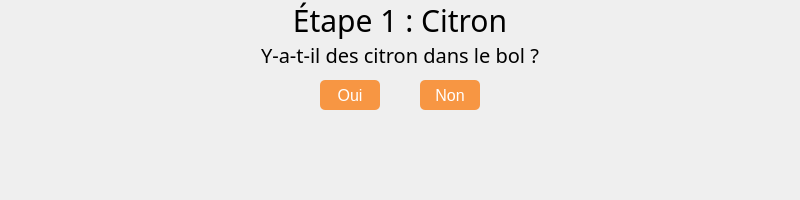
Nico-GYW/cocktail_machine, file RaspberryPi/GUI/cocktailStep2Button.ui: the form before one commit.
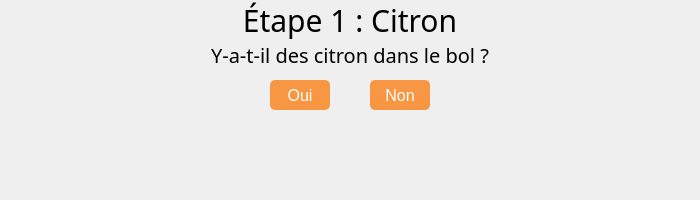
The form after the commit.

Patch:
```diff
--- a/RaspberryPi/GUI/cocktailStep2Button.ui
+++ b/RaspberryPi/GUI/cocktailStep2Button.ui
@@ -6,7 +6,7 @@
    <rect>
     <x>0</x>
     <y>0</y>
-    <width>800</width>
+    <width>700</width>
     <height>200</height>
    </rect>
   </property>
@@ -18,13 +18,13 @@
   </property>
   <property name="minimumSize">
    <size>
-    <width>800</width>
+    <width>700</width>
     <height>200</height>
    </size>
   </property>
   <property name="maximumSize">
    <size>
-    <width>800</width>
+    <width>700</width>
     <height>200</height>
    </size>
   </property>
@@ -33,7 +33,7 @@
     <rect>
      <x>0</x>
      <y>0</y>
-     <width>800</width>
+     <width>700</width>
      <height>40</height>
     </rect>
    </property>
@@ -59,7 +59,7 @@
     <rect>
      <x>0</x>
      <y>40</y>
-     <width>800</width>
+     <width>700</width>
      <height>30</height>
     </rect>
    </property>
@@ -83,7 +83,7 @@
   <widget class="QPushButton" name="button_1">
    <property name="geometry">
     <rect>
-     <x>320</x>
+     <x>270</x>
      <y>80</y>
      <width>60</width>
      <height>30</height>
@@ -109,7 +109,7 @@
   <widget class="QPushButton" name="button_2">
    <property name="geometry">
     <rect>
-     <x>420</x>
+     <x>370</x>
      <y>80</y>
      <width>60</width>
      <height>30</height>
```
